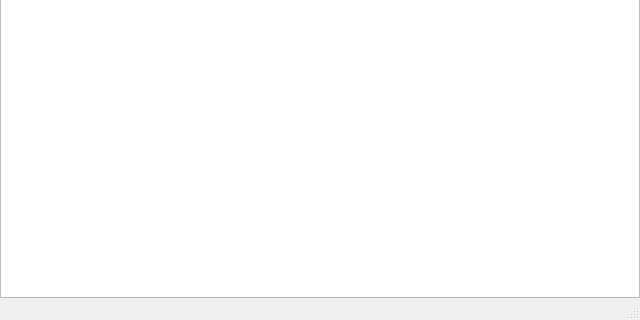
Qt form ui/mainwindow.ui (textflow/TextFlow) before a commit; both pictures show x 0 to 640 and y 160 to 480 of the 640 by 480 pixel window.
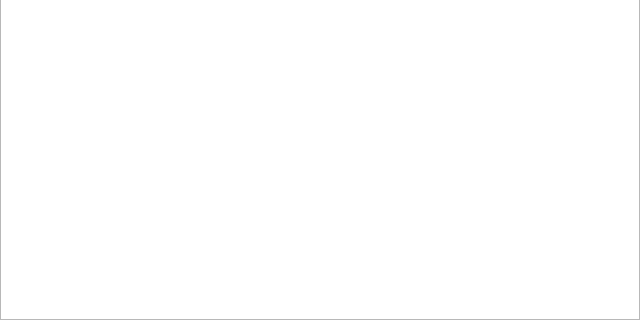
The same form after that commit.

Commit message: ui simplified and genui added

The edit to the form file:
```diff
--- a/ui/mainwindow.ui
+++ b/ui/mainwindow.ui
@@ -49,7 +49,6 @@
    </widget>
    <addaction name="menuFile"/>
   </widget>
-  <widget class="QStatusBar" name="statusbar"/>
   <action name="actionOpen">
    <property name="text">
     <string>Open</string>
```
Left out of the diff: 3 changed lines with no effect on the pictures. The commit also changes 2 other files.
